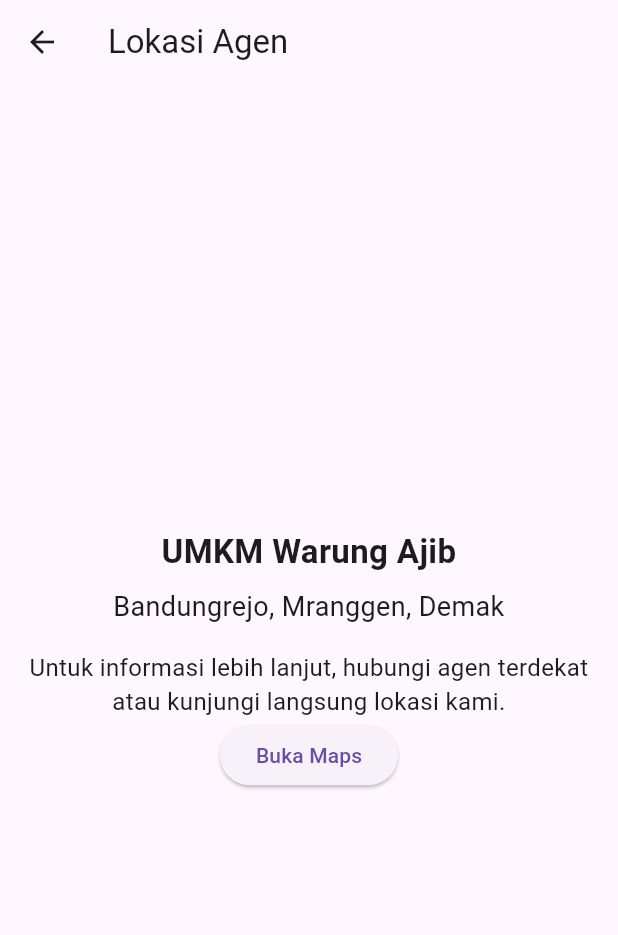
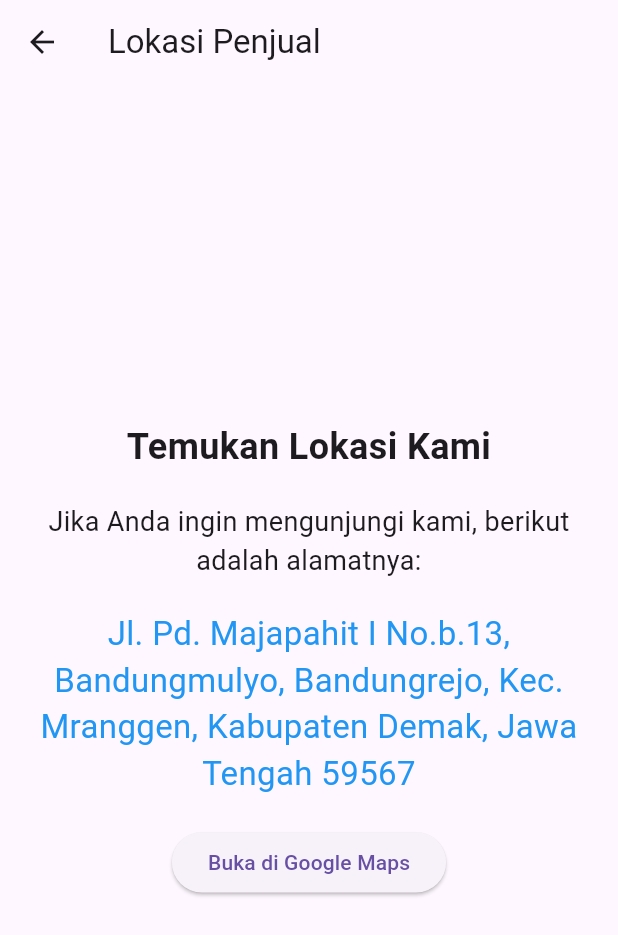
Before and after one commit to izzalDev/PPB_A11.4721, a Flutter app: the MapsPage screen opened directly, on a phone screen of 412 x 824 dp. Shown: the top 935 px of the screen. Run offline on Flutter 3.47's test engine with Material 3 defaults, Android fonts, the phone set to English and light mode, and no system bars; our stand-ins replace flutter_svg, shared_preferences; missing offline and left inert: map_launcher; accounts and stored records are empty.

Commit message:
chore: memperbaiki fitur maps

```diff
--- a/uts/warung_ajib/lib/pages/maps_page.dart
+++ b/uts/warung_ajib/lib/pages/maps_page.dart
@@ -1,48 +1,88 @@
 import 'package:flutter/material.dart';
-import 'package:maps_launcher/maps_launcher.dart';
+import 'package:flutter_svg/flutter_svg.dart';
+import 'package:map_launcher/map_launcher.dart';
 
 class MapsPage extends StatelessWidget {
+  final String address =
+      'Jl. Pd. Majapahit I No.b.13, Bandungmulyo, Bandungrejo, Kec. Mranggen, Kabupaten Demak, Jawa Tengah 59567'; // Ganti dengan alamat penjual
+
   const MapsPage({super.key});
 
   @override
   Widget build(BuildContext context) {
     return Scaffold(
       appBar: AppBar(
-        title: const Text('Lokasi Agen'),
+        title: const Text('Lokasi Penjual'),
       ),
-      body: Center(
-        child: Padding(
+      body: Padding(
         padding: const EdgeInsets.all(16.0),
         child: Column(
           mainAxisAlignment: MainAxisAlignment.center,
           children: [
             const Text(
-                'UMKM Warung Ajib',
+              'Temukan Lokasi Kami',
+              style: TextStyle(fontSize: 24, fontWeight: FontWeight.bold),
               textAlign: TextAlign.center,
-                style: TextStyle(fontSize: 22, fontWeight: FontWeight.bold),
             ),
-              const SizedBox(height: 8),
+            const SizedBox(height: 20),
             const Text(
-                'Bandungrejo, Mranggen, Demak',
+              'Jika Anda ingin mengunjungi kami, berikut adalah alamatnya: ',
               textAlign: TextAlign.center,
               style: TextStyle(fontSize: 18),
             ),
-              const SizedBox(height: 16),
-              const Text(
-                'Untuk informasi lebih lanjut, hubungi agen terdekat atau kunjungi langsung lokasi kami.',
+            const SizedBox(height: 20),
+            Text(
+              address,
+              style: const TextStyle(fontSize: 22, color: Colors.blue),
               textAlign: TextAlign.center,
-                style: TextStyle(fontSize: 16),
             ),
+            const SizedBox(height: 20),
             ElevatedButton(
-              onPressed: ()=>{
-                MapsLauncher.launchQuery('Bandungrejo, Mranggen, Demak')
-              },
-              child: const Text('Buka Maps'),
+              onPressed: () => _openMap(context),
+              child: const Text('Buka di Google Maps'),
+            ),
+          ],
+        ),
+      ),
+    );
+  }
+
+  Future<void> _openMap(BuildContext context) async {
+      try {
+        final coords = Coords(-7.022162, 110.506912);
+        const title = "Warung Ajib";
+        final availableMaps = await MapLauncher.installedMaps;
+
+        showModalBottomSheet(
+          context: context,
+          builder: (BuildContext context) {
+            return SafeArea(
+              child: SingleChildScrollView(
+                child: Container(
+                  child: Wrap(
+                    children: <Widget>[
+                      for (var map in availableMaps)
+                        ListTile(
+                          onTap: () => map.showMarker(
+                            coords: coords,
+                            title: title,
+                          ),
+                          title: Text(map.mapName),
+                          leading: SvgPicture.asset(
+                            map.icon,
+                            height: 30.0,
+                            width: 30.0,
+                          ),
                         ),
                     ],
                   ),
                 ),
               ),
             );
+          },
+        );
+      } catch (e) {
+        print(e);
       }
   }
+}
--- a/uts/warung_ajib/pubspec.yaml
+++ b/uts/warung_ajib/pubspec.yaml
@@ -38,7 +38,8 @@
   shared_preferences: ^2.3.2
   url_launcher: ^6.3.1
   flutter_launcher_icons: ^0.14.1
-  maps_launcher: ^2.2.1
+  map_launcher: ^3.5.0
+  flutter_svg: ^2.0.13
 
 dev_dependencies:
   flutter_test:
```
Also changed, not shown: 2 other files. Lines whose indentation alone changed are shown as unchanged.
